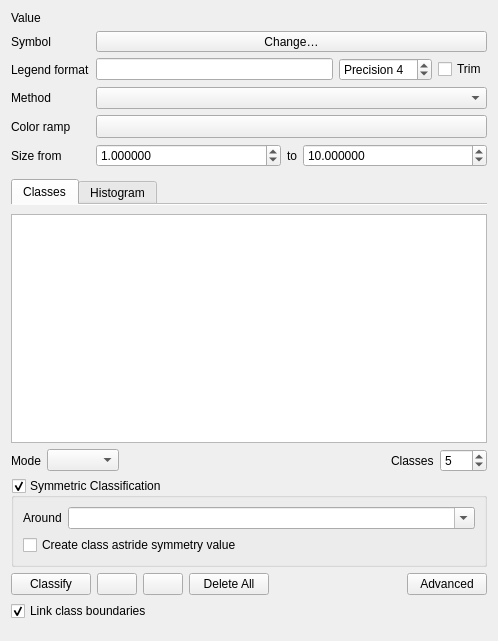
Above: src/ui/qgsgraduatedsymbolrendererwidget.ui from carsmie/QGIS before the change. Below: the same form after it.
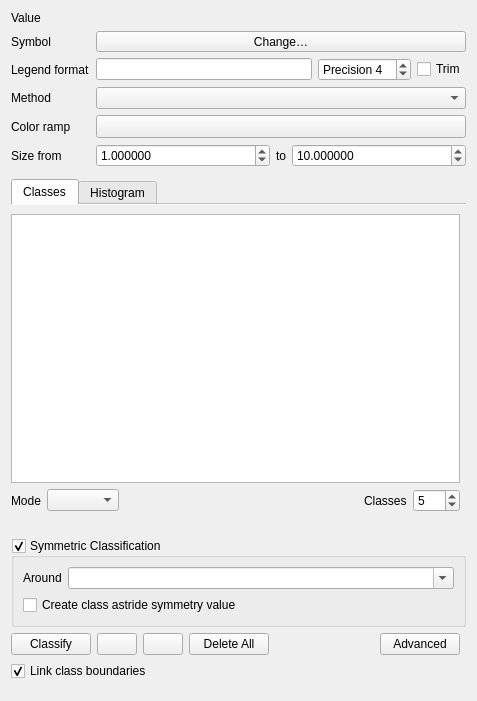
That is the form after the change. Icons and pictures are not drawn. Custom widgets are drawn as their Qt base class.

Commit message: add classification method parameters to GUI

The edit to the form file:
```diff
--- a/src/ui/qgsgraduatedsymbolrendererwidget.ui
+++ b/src/ui/qgsgraduatedsymbolrendererwidget.ui
@@ -6,8 +6,8 @@
    <rect>
     <x>0</x>
     <y>0</y>
-    <width>498</width>
-    <height>641</height>
+    <width>477</width>
+    <height>701</height>
    </rect>
   </property>
   <layout class="QGridLayout" name="gridLayout">
@@ -251,14 +251,110 @@
       <attribute name="title">
        <string>Classes</string>
       </attribute>
-      <layout class="QVBoxLayout" name="verticalLayout">
+      <layout class="QGridLayout" name="gridLayout_3">
        <property name="leftMargin">
         <number>0</number>
        </property>
        <property name="rightMargin">
         <number>0</number>
        </property>
-       <item>
+       <item row="2" column="0">
+        <layout class="QFormLayout" name="mParametersLayout"/>
+       </item>
+       <item row="3" column="0" colspan="3">
+        <widget class="QgsCollapsibleGroupBoxBasic" name="mGroupBoxSymmetric">
+         <property name="title">
+          <string>Symmetric Classification</string>
+         </property>
+         <property name="checkable">
+          <bool>true</bool>
+         </property>
+         <layout class="QGridLayout" name="gridLayout_2" columnstretch="0,1">
+          <item row="0" column="0">
+           <widget class="QLabel" name="label_2">
+            <property name="text">
+             <string>Around</string>
+            </property>
+           </widget>
+          </item>
+          <item row="0" column="1">
+           <widget class="QComboBox" name="cboSymmetryPoint">
+            <property name="editable">
+             <bool>true</bool>
+            </property>
+           </widget>
+          </item>
+          <item row="2" column="0" colspan="2">
+           <widget class="QCheckBox" name="cbxAstride">
+            <property name="text">
+             <string>Create class astride symmetry value</string>
+            </property>
+           </widget>
+          </item>
+         </layout>
+        </widget>
+       </item>
+       <item row="4" column="0" colspan="2">
+        <layout class="QHBoxLayout" name="horizontalLayout_3">
+         <item>
+          <widget class="QPushButton" name="btnGraduatedClassify">
+           <property name="text">
+            <string>Classify</string>
+           </property>
+          </widget>
+         </item>
+         <item>
+          <widget class="QPushButton" name="btnGraduatedAdd">
+           <property name="toolTip">
+            <string>Add class</string>
+           </property>
+           <property name="icon">
+            <iconset resource="../../images/images.qrc">
+             <normaloff>:/images/themes/default/symbologyAdd.svg</normaloff>:/images/themes/default/symbologyAdd.svg</iconset>
+           </property>
+          </widget>
+         </item>
+         <item>
+          <widget class="QPushButton" name="btnGraduatedDelete">
+           <property name="toolTip">
+            <string>Delete</string>
+           </property>
+           <property name="icon">
+            <iconset resource="../../images/images.qrc">
+             <normaloff>:/images/themes/default/symbologyRemove.svg</normaloff>:/images/themes/default/symbologyRemove.svg</iconset>
+           </property>
+          </widget>
+         </item>
+         <item>
+          <widget class="QPushButton" name="btnDeleteAllClasses">
+           <property name="text">
+            <string>Delete All</string>
+           </property>
+          </widget>
+         </item>
+         <item>
+          <spacer name="horizontalSpacer_2">
+           <property name="orientation">
+            <enum>Qt::Horizontal</enum>
+           </property>
+           <property name="sizeHint" stdset="0">
+            <size>
+             <width>0</width>
+             <height>20</height>
+            </size>
+           </property>
+          </spacer>
+         </item>
+         <item>
+          <widget class="QPushButton" name="btnAdvanced">
+           <property name="text">
+            <string>Advanced</string>
+           </property>
+          </widget>
+         </item>
+        </layout>
+       </item>
+       <item row="0" column="0" colspan="2">
         <widget class="QTreeView" name="viewGraduated">
          <property name="contextMenuPolicy">
           <enum>Qt::CustomContextMenu</enum>
@@ -283,7 +379,7 @@
          </property>
         </widget>
        </item>
-       <item>
+       <item row="1" column="0" colspan="2">
         <layout class="QHBoxLayout" name="horizontalLayout_5">
          <item>
           <widget class="QLabel" name="label_8">
@@ -349,100 +445,7 @@
          </item>
         </layout>
        </item>
-       <item>
-        <widget class="QgsCollapsibleGroupBoxBasic" name="mGroupBoxSymmetric">
-         <property name="title">
-          <string>Symmetric Classification</string>
-         </property>
-         <property name="checkable">
-          <bool>true</bool>
-         </property>
-         <layout class="QGridLayout" name="gridLayout_2" columnstretch="0,1">
-          <item row="0" column="0">
-           <widget class="QLabel" name="label_2">
-            <property name="text">
-             <string>Around</string>
-            </property>
-           </widget>
-          </item>
-          <item row="0" column="1">
-           <widget class="QComboBox" name="cboSymmetryPoint">
-            <property name="editable">
-             <bool>true</bool>
-            </property>
-           </widget>
-          </item>
-          <item row="2" column="0" colspan="2">
-           <widget class="QCheckBox" name="cbxAstride">
-            <property name="text">
-             <string>Create class astride symmetry value</string>
-            </property>
-           </widget>
-          </item>
-         </layout>
-        </widget>
-       </item>
-       <item>
-        <layout class="QHBoxLayout" name="horizontalLayout_3">
-         <item>
-          <widget class="QPushButton" name="btnGraduatedClassify">
-           <property name="text">
-            <string>Classify</string>
-           </property>
-          </widget>
-         </item>
-         <item>
-          <widget class="QPushButton" name="btnGraduatedAdd">
-           <property name="toolTip">
-            <string>Add class</string>
-           </property>
-           <property name="icon">
-            <iconset>
-             <normaloff>:/images/themes/default/symbologyAdd.svg</normaloff>:/images/themes/default/symbologyAdd.svg</iconset>
-           </property>
-          </widget>
-         </item>
-         <item>
-          <widget class="QPushButton" name="btnGraduatedDelete">
-           <property name="toolTip">
-            <string>Delete</string>
-           </property>
-           <property name="icon">
-            <iconset>
-             <normaloff>:/images/themes/default/symbologyRemove.svg</normaloff>:/images/themes/default/symbologyRemove.svg</iconset>
-           </property>
-          </widget>
-         </item>
-         <item>
-          <widget class="QPushButton" name="btnDeleteAllClasses">
-           <property name="text">
-            <string>Delete All</string>
-           </property>
-          </widget>
-         </item>
-         <item>
-          <spacer name="horizontalSpacer_2">
-           <property name="orientation">
-            <enum>Qt::Horizontal</enum>
-           </property>
-           <property name="sizeHint" stdset="0">
-            <size>
-             <width>0</width>
-             <height>20</height>
-            </size>
-           </property>
-          </spacer>
-         </item>
-         <item>
-          <widget class="QPushButton" name="btnAdvanced">
-           <property name="text">
-            <string>Advanced</string>
-           </property>
-          </widget>
-         </item>
-        </layout>
-       </item>
-       <item>
+       <item row="5" column="0" colspan="2">
         <layout class="QHBoxLayout" name="_2">
          <item>
           <widget class="QCheckBox" name="cbxLinkBoundaries">
@@ -456,6 +459,19 @@
          </item>
         </layout>
        </item>
+       <item row="2" column="1">
+        <spacer name="horizontalSpacer_3">
+         <property name="orientation">
+          <enum>Qt::Horizontal</enum>
+         </property>
+         <property name="sizeHint" stdset="0">
+          <size>
+           <width>40</width>
+           <height>20</height>
+          </size>
+         </property>
+        </spacer>
+       </item>
       </layout>
      </widget>
      <widget class="QWidget" name="tab_2">
```
Left out of the diff: 267 changed lines with no effect on the pictures. The commit also changes 2 other files.
